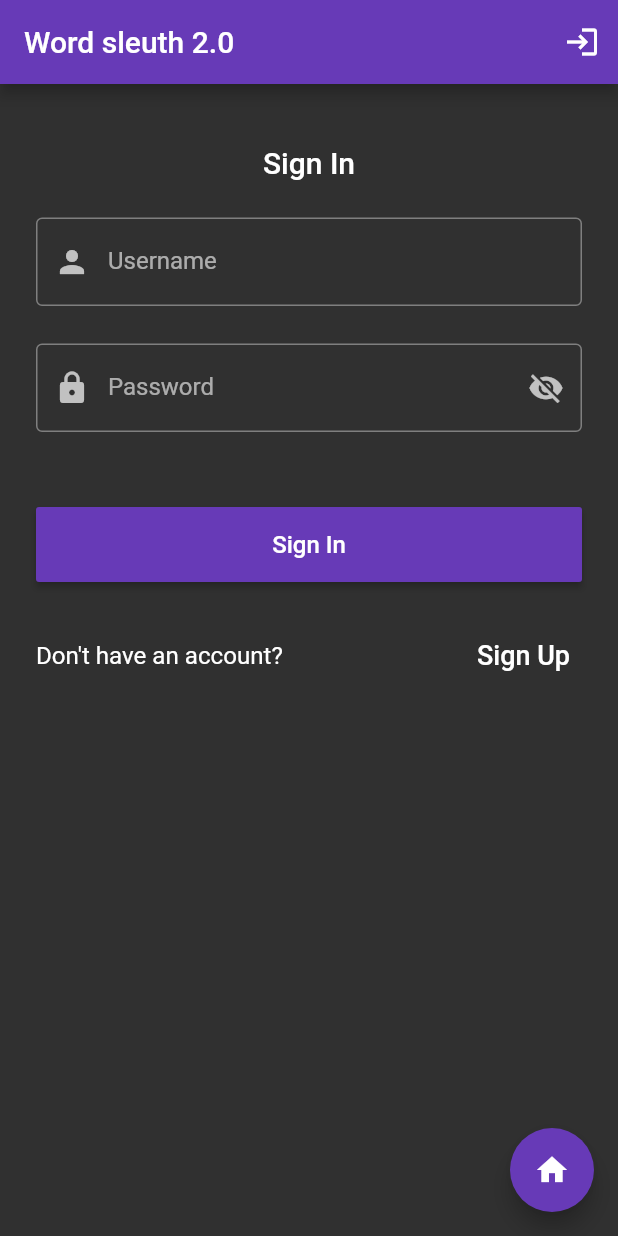
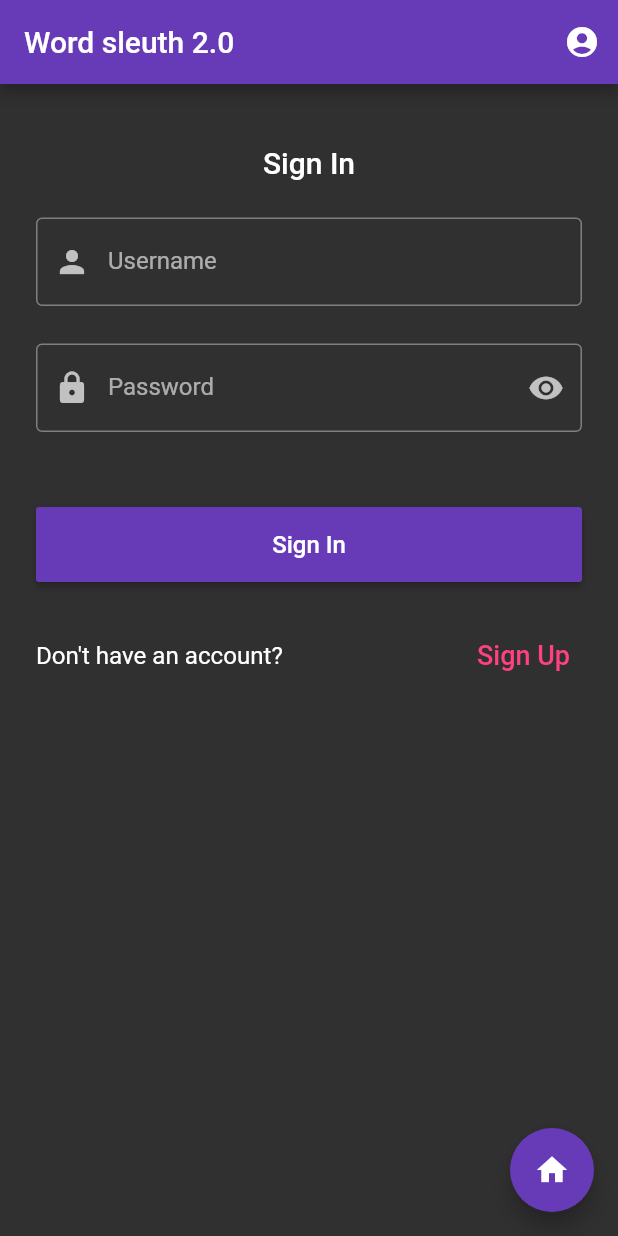
Before and after one commit to joshcalafell/wordsleuth, a Flutter app: the screen it shows after launch, on a phone screen of 412 x 824 dp. Run offline on Flutter 3.47's test engine with Material 2 defaults, Android fonts, the phone set to English and light mode, and no system bars; our stand-ins replace email_validator; missing offline and left inert: amplify_auth_cognito, amplify_flutter.

Commit message:
Minor fixes and cleanup

```diff
--- a/lib/auth/confirm_account.dart
+++ b/lib/auth/confirm_account.dart
@@ -66,7 +66,7 @@ class _ConfirmAccountPageState extends State<ConfirmAccountPage> {
               foregroundColor: Colors.white,
               actions: [
                 IconButton(
-                    icon: const Icon(Icons.login,
+                    icon: const Icon(Icons.account_circle,
                         color: Colors.white, size: 24.0),
                     onPressed: () {
                       signOutCurrentUser().then((value) =>
--- a/lib/auth/sign_in.dart
+++ b/lib/auth/sign_in.dart
@@ -81,8 +81,8 @@ class _SignInPageState extends State<SignInPage> {
             foregroundColor: Colors.white,
             actions: [
               IconButton(
-                  icon:
-                      const Icon(Icons.login, color: Colors.white, size: 24.0),
+                  icon: const Icon(Icons.account_circle,
+                      color: Colors.white, size: 24.0),
                   onPressed: () {
                     signOutCurrentUser().then((value) =>
                         Navigator.pushReplacement(
@@ -145,7 +145,7 @@ class _SignInPageState extends State<SignInPage> {
                         labelText: "Password",
                         suffixIcon: IconButton(
                             onPressed: _togglePasswordVisible,
-                            icon: Icon(!passwordVisible
+                            icon: Icon(passwordVisible
                                 ? Icons.visibility_off
                                 : Icons.visibility))),
                   ),
@@ -200,7 +200,7 @@ class _SignInPageState extends State<SignInPage> {
                           "Sign Up",
                           style: TextStyle(
                             fontSize: 18.0,
-                            color: Colors.white,
+                            color: Colors.pinkAccent,
                           ),
                         ),
                       ),
--- a/lib/auth/sign_up.dart
+++ b/lib/auth/sign_up.dart
@@ -89,8 +89,8 @@ class _SignUpPageState extends State<SignUpPage> {
             foregroundColor: Colors.white,
             actions: [
               IconButton(
-                  icon:
-                      const Icon(Icons.login, color: Colors.white, size: 24.0),
+                  icon: const Icon(Icons.account_circle,
+                      color: Colors.white, size: 24.0),
                   onPressed: () {
                     signOutCurrentUser().then((value) =>
                         Navigator.pushReplacement(
--- a/lib/pages/lander_page.dart
+++ b/lib/pages/lander_page.dart
@@ -34,7 +34,8 @@ class _LanderPageState extends State<LanderPage> {
           foregroundColor: Colors.white,
           actions: [
             IconButton(
-                icon: const Icon(Icons.login, color: Colors.white, size: 24.0),
+                icon: const Icon(Icons.account_circle,
+                    color: Colors.white, size: 24.0),
                 onPressed: () {
                   signOutCurrentUser().then((value) =>
                       Navigator.pushReplacement(
```
